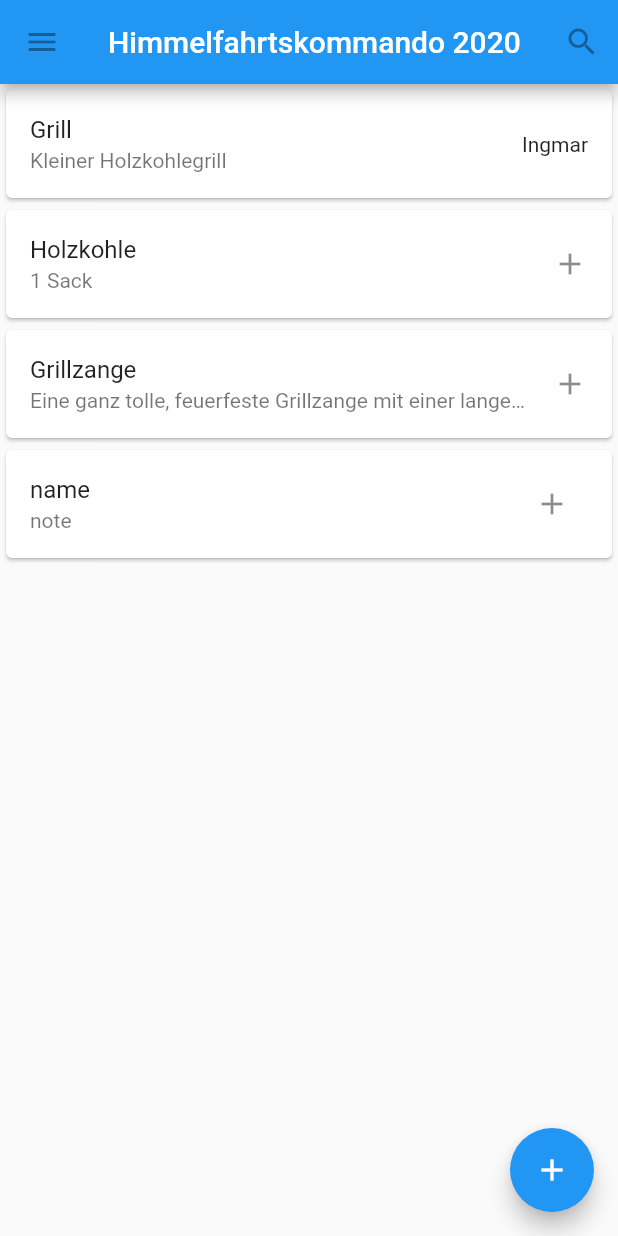
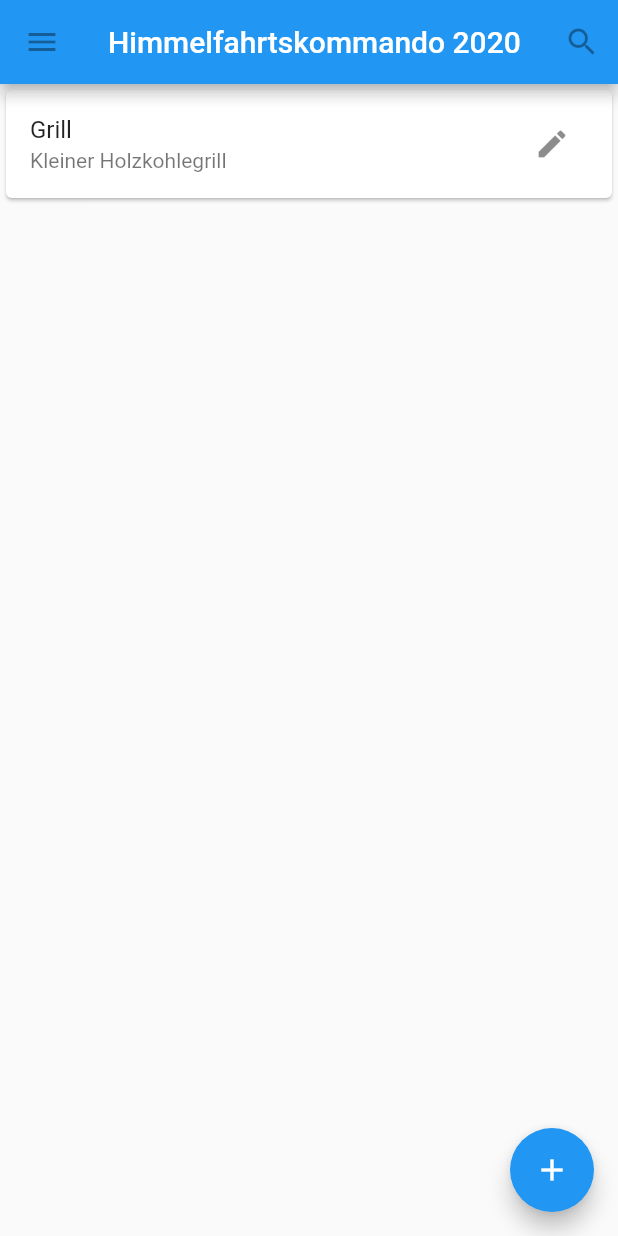
Before and after one commit to ingmar-granzow/moliris_flutter, a Flutter app: the screen it shows after launch, on a phone screen of 412 x 824 dp. Run offline on Flutter 3.47's test engine with Material 2 defaults, Android fonts, the phone set to English and light mode, and no system bars.

Commit message:
add stateful Event widget that holds the event items

```diff
--- a/lib/main.dart
+++ b/lib/main.dart
@@ -3,30 +3,88 @@ import 'package:flutter/material.dart';
 void main() {
   runApp(MaterialApp(
     title: 'Moliris Event Planner',
-    home: TutorialHome(),
+    home: Event(),
   ));
 }
 
+class Event extends StatefulWidget {
+  @override
+  _EventState createState() => _EventState();
+}
+
+class _EventState extends State<Event> {
+  String _name = 'Himmelfahrtskommando 2020';
+  // description
+  // identifier
+  var _items = [
+    {'name': 'Grill', 'notes': 'Kleiner Holzkohlegrill', 'person': null, 'date': DateTime.now()},
+  ];
+
+  void _handleAddItem() {
+    setState(() {
+      _items.add({'name': 'Holzkohle', 'notes': '1 Sack', 'person': null, 'date': DateTime.now()});
+    });
+  }
+
+  @override
+  Widget build(BuildContext context) {
+    List<Widget> renderItems = [];
+    _items.forEach((item) {
+        renderItems.add(ItemWidget(name: item['name'], notes: item['notes']));
+      });
+
+    return Scaffold(
+      appBar: AppBar(
+        leading: IconButton(
+          icon: Icon(Icons.menu),
+          tooltip: 'Navigation menu',
+          onPressed: null,
+        ),
+        title: Text(_name),
+        actions: <Widget>[
+          IconButton(
+            icon: Icon(Icons.search),
+            tooltip: 'Search',
+            onPressed: null,
+          ),
+        ],
+      ),
+      body: ListView(
+        children: renderItems,
+      ),
+      floatingActionButton: FloatingActionButton(
+        tooltip: 'Add',
+        child: Icon(Icons.add),
+        onPressed: _handleAddItem,
+      ),
+    );
+  }
+}
+
 class ItemWidget extends StatefulWidget {
-  @override
-  _ItemWidgetState createState() => _ItemWidgetState();
+  ItemWidget({Key key, this.name: '', this.notes: ''})
+      : super(key: key);
+
+  final String name;
+  final String notes;
+
+   _ItemWidgetState createState() => _ItemWidgetState();
 }
 
 class _ItemWidgetState extends State<ItemWidget> {
-  String _name = 'name';
-  String _notes = 'note';
   String _person;
 
   @override
   Widget build(BuildContext context) {
     return Card(
       child: ListTile(
-        title: Text(_name),
+        title: Text(widget.name),
         subtitle: Text(
-          _notes
+          widget.notes,
+          overflow: TextOverflow.ellipsis,
         ),
         trailing: (_person != null ? Text(_person) : IconButton(
-          icon: Icon(Icons.add),
+          icon: Icon(Icons.edit),
           onPressed: _addPerson,
         )),
       ),
@@ -39,68 +97,3 @@ class _ItemWidgetState extends State<ItemWidget> {
     });
   }
 }
-
-class TutorialHome extends StatelessWidget {
-  @override
-  Widget build(BuildContext context) {
-    // Scaffold is a layout for the major Material Components.
-    return Scaffold(
-      appBar: AppBar(
-        leading: IconButton(
-          icon: Icon(Icons.menu),
-          tooltip: 'Navigation menu',
-          onPressed: null,
-        ),
-        title: Text('Himmelfahrtskommando 2020'),
-        actions: <Widget>[
-          IconButton(
-            icon: Icon(Icons.search),
-            tooltip: 'Search',
-            onPressed: null,
-          ),
-        ],
-      ),
-      // body is the majority of the screen.
-      body: ListView(
-        children: <Widget>[
-          Card(
-            child: ListTile(
-              title: Text('Grill'),
-              subtitle: Text(
-                'Kleiner Holzkohlegrill'
-              ),
-              trailing: Text(
-                'Ingmar'
-              ),
-            ),
-          ),
-          Card(
-            child: ListTile(
-              title: Text('Holzkohle'),
-              subtitle: Text(
-                '1 Sack'
-              ),
-              trailing: Icon(Icons.add),
-            ),
-          ),
-          Card(
-            child: ListTile(
-              title: Text('Grillzange'),
-              subtitle: Text(
-                'Eine ganz tolle, feuerfeste Grillzange mit einer langen Beschreibung',
-                overflow: TextOverflow.ellipsis,
-              ),
-              trailing: Icon(Icons.add),
-            ),
-          ),
-          ItemWidget(),
-        ],
-      ),
-      floatingActionButton: FloatingActionButton(
-        tooltip: 'Add', // used by assistive technologies
-        child: Icon(Icons.add),
-        onPressed: null,
-      ),
-    );
-  }
-}
```
